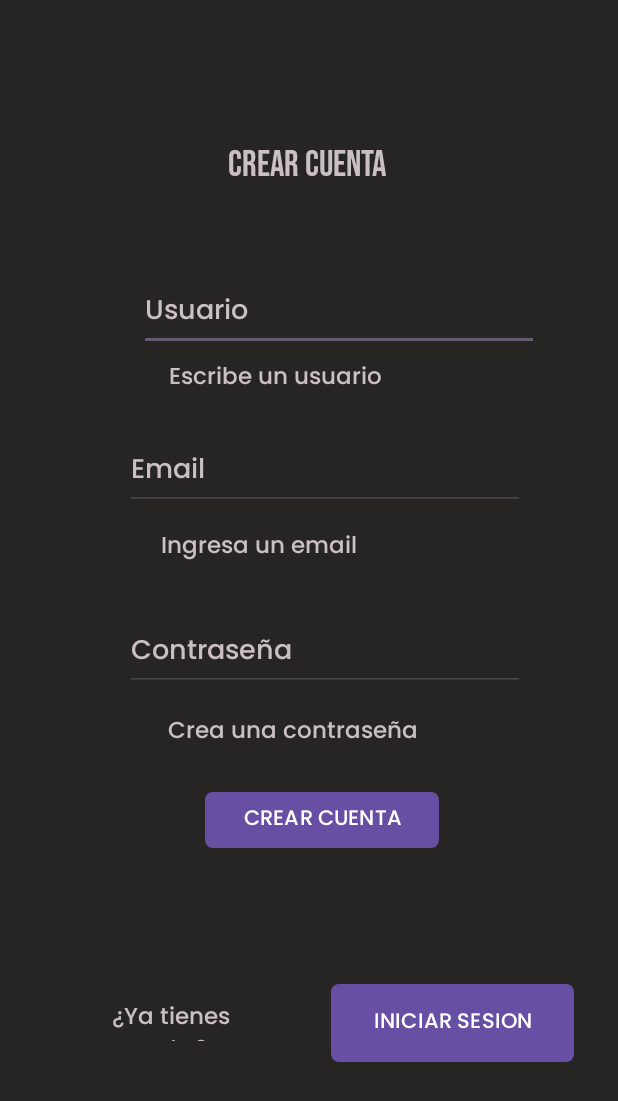
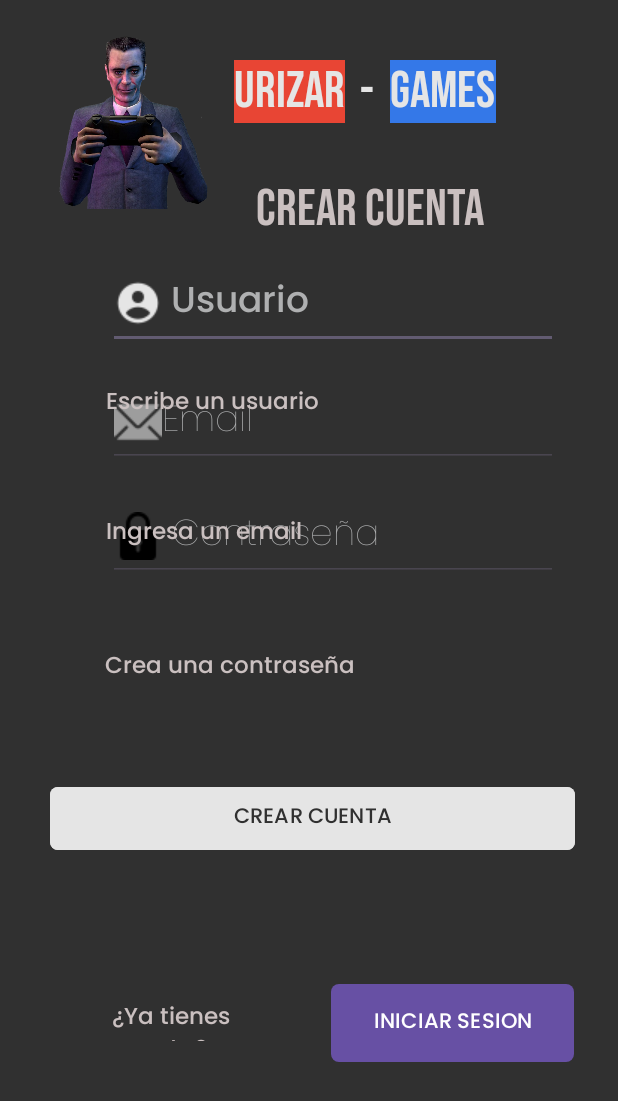
Before and after one commit to armandito776/papa_Urizar, an Android app: the Registro screen opened directly, with no data from a screen before it, on a phone screen of 412 x 824 dp. Shown: the top 1101 px of the screen. Run offline under Robolectric (Android 15) with nearby library versions, the phone set to English and light mode, and no system bars.

Commit message:
Pantalla Said

```diff
--- /dev/null
+++ b/app/src/main/res/drawable/custom_input_email.xml
@@ -0,0 +1,7 @@
+<?xml version="1.0" encoding="utf-8"?>
+<selector xmlns:android="http://schemas.android.com/apk/res/android">
+    <item android:state_focused="true"
+        android:drawable="@drawable/correo"/>
+    <item android:state_focused="false"
+        android:drawable="@drawable/correo_input"/>
+</selector>
--- a/app/src/main/res/layout/activity_bienvenido.xml
+++ b/app/src/main/res/layout/activity_bienvenido.xml
@@ -95,6 +95,7 @@
         android:backgroundTint="@color/Transparente"
         android:fontFamily="@font/poppins_thin"
         android:text="Acerca de la cuenta Urizar"
+        android:textColor="@color/ColorFuentes"
         app:layout_constraintStart_toStartOf="parent"
         app:layout_constraintTop_toTopOf="parent" />
 
--- a/app/src/main/res/layout/activity_crear_cuenta.xml
+++ b/app/src/main/res/layout/activity_crear_cuenta.xml
@@ -4,7 +4,7 @@
     xmlns:tools="http://schemas.android.com/tools"
     android:layout_width="match_parent"
     android:layout_height="match_parent"
-    android:background="#272424"
+    android:background="@color/ColorFondo"
     tools:context=".InicioSesion">
 
     <TextView
@@ -14,62 +14,64 @@
         android:fontFamily="@font/bebas_neue"
         android:text="CREAR CUENTA"
         android:textColor="#CAC0C0"
-        android:textSize="24sp"
+        android:textSize="34sp"
         app:layout_constraintBottom_toBottomOf="parent"
         app:layout_constraintEnd_toEndOf="parent"
-        app:layout_constraintHorizontal_bias="0.497"
+        app:layout_constraintHorizontal_bias="0.656"
         app:layout_constraintStart_toStartOf="parent"
         app:layout_constraintTop_toTopOf="parent"
-        app:layout_constraintVertical_bias="0.12" />
+        app:layout_constraintVertical_bias="0.152" />
 
     <EditText
         android:id="@+id/edUsuario"
-        android:layout_width="wrap_content"
+        android:layout_width="300dp"
         android:layout_height="wrap_content"
+        android:layout_marginStart="72dp"
+        android:layout_marginTop="172dp"
+        android:drawableStart="@drawable/custom_input_person"
         android:ems="10"
         android:fontFamily="@font/poppins_medium"
-        android:hint="Usuario"
+        android:hint=" Usuario"
         android:inputType="text"
-        android:textColor="#CAC0C0"
-        android:textColorHint="#CAC0C0"
-        app:layout_constraintBottom_toBottomOf="parent"
-        app:layout_constraintEnd_toEndOf="parent"
-        app:layout_constraintHorizontal_bias="0.638"
+        android:textColor="@color/ColorFuentes"
+        android:textColorHint="@color/ColorFuentes2"
+        android:textSize="24sp"
         app:layout_constraintStart_toStartOf="parent"
-        app:layout_constraintTop_toTopOf="parent"
-        app:layout_constraintVertical_bias="0.236" />
+        app:layout_constraintTop_toTopOf="parent" />
 
     <EditText
         android:id="@+id/edEmail"
-        android:layout_width="wrap_content"
+        android:layout_width="300dp"
         android:layout_height="wrap_content"
+        android:layout_marginStart="72dp"
+        android:layout_marginTop="252dp"
+        android:drawableStart="@drawable/custom_input_email"
         android:ems="10"
-        android:fontFamily="@font/poppins_medium"
+        android:fontFamily="@font/poppins_thin"
         android:hint="Email"
-        android:inputType="textEmailAddress"
-        android:textColorHint="#CAC0C0"
-        app:layout_constraintBottom_toBottomOf="parent"
-        app:layout_constraintEnd_toEndOf="parent"
-        app:layout_constraintHorizontal_bias="0.572"
+        android:inputType="textPassword"
+        android:textColor="@color/ColorFuentes"
+        android:textColorHint="@color/ColorFuentes2"
+        android:textSize="24sp"
         app:layout_constraintStart_toStartOf="parent"
-        app:layout_constraintTop_toTopOf="parent"
-        app:layout_constraintVertical_bias="0.374" />
+        app:layout_constraintTop_toTopOf="parent" />
 
     <EditText
         android:id="@+id/edPass"
-        android:layout_width="wrap_content"
+        android:layout_width="300dp"
         android:layout_height="wrap_content"
+        android:layout_marginStart="72dp"
+        android:layout_marginTop="328dp"
+        android:drawableStart="@drawable/custom_input_candado"
         android:ems="10"
-        android:fontFamily="@font/poppins_medium"
-        android:hint="Contraseña"
+        android:fontFamily="@font/poppins_thin"
+        android:hint=" Contraseña"
         android:inputType="textPassword"
-        android:textColorHint="#CAC0C0"
-        app:layout_constraintBottom_toBottomOf="parent"
-        app:layout_constraintEnd_toEndOf="parent"
-        app:layout_constraintHorizontal_bias="0.572"
+        android:textColor="@color/ColorFuentes"
+        android:textColorHint="@color/ColorFuentes2"
+        android:textSize="24sp"
         app:layout_constraintStart_toStartOf="parent"
-        app:layout_constraintTop_toTopOf="parent"
-        app:layout_constraintVertical_bias="0.53" />
+        app:layout_constraintTop_toTopOf="parent" />
 
     <TextView
         android:id="@+id/textView2"
@@ -81,10 +83,10 @@
         android:textSize="15sp"
         app:layout_constraintBottom_toBottomOf="parent"
         app:layout_constraintEnd_toEndOf="parent"
-        app:layout_constraintHorizontal_bias="0.418"
+        app:layout_constraintHorizontal_bias="0.261"
         app:layout_constraintStart_toStartOf="parent"
         app:layout_constraintTop_toTopOf="parent"
-        app:layout_constraintVertical_bias="0.3" />
+        app:layout_constraintVertical_bias="0.321" />
 
     <TextView
         android:id="@+id/textView3"
@@ -96,10 +98,10 @@
         android:textSize="15sp"
         app:layout_constraintBottom_toBottomOf="parent"
         app:layout_constraintEnd_toEndOf="parent"
-        app:layout_constraintHorizontal_bias="0.382"
+        app:layout_constraintHorizontal_bias="0.25"
         app:layout_constraintStart_toStartOf="parent"
         app:layout_constraintTop_toTopOf="parent"
-        app:layout_constraintVertical_bias="0.441" />
+        app:layout_constraintVertical_bias="0.429" />
 
     <TextView
         android:id="@+id/textView4"
@@ -111,18 +113,20 @@
         android:textSize="15sp"
         app:layout_constraintBottom_toBottomOf="parent"
         app:layout_constraintEnd_toEndOf="parent"
-        app:layout_constraintHorizontal_bias="0.456"
+        app:layout_constraintHorizontal_bias="0.285"
         app:layout_constraintStart_toStartOf="parent"
         app:layout_constraintTop_toTopOf="parent"
-        app:layout_constraintVertical_bias="0.596" />
+        app:layout_constraintVertical_bias="0.541" />
 
     <Button
         android:id="@+id/button"
-        android:layout_width="156dp"
-        android:layout_height="45dp"
+        android:layout_width="350dp"
+        android:layout_height="50dp"
+        android:backgroundTint="@color/ColorFuentes"
         android:fontFamily="@font/poppins_medium"
         android:onClick="alta"
         android:text="CREAR CUENTA"
+        android:textColor="@color/ColorFondo"
         app:cornerRadius="5dp"
         app:layout_constraintBottom_toBottomOf="parent"
         app:layout_constraintEnd_toEndOf="parent"
@@ -160,4 +164,55 @@
         app:layout_constraintStart_toStartOf="parent"
         app:layout_constraintTop_toTopOf="parent"
         app:layout_constraintVertical_bias="0.837" />
+
+    <ImageView
+        android:id="@+id/imageView3"
+        android:layout_width="114dp"
+        android:layout_height="115dp"
+        android:layout_marginStart="32dp"
+        android:layout_marginTop="24dp"
+        android:src="@drawable/guy"
+        app:layout_constraintStart_toStartOf="parent"
+        app:layout_constraintTop_toTopOf="parent" />
+
+    <TextView
+        android:id="@+id/textView11"
+        android:layout_width="wrap_content"
+        android:layout_height="wrap_content"
+        android:layout_marginStart="156dp"
+        android:layout_marginTop="40dp"
+        android:background="@color/Urizar"
+        android:fontFamily="@font/bebas_neue"
+        android:text="URIZAR"
+        android:textColor="@color/ColorFuentes"
+        android:textSize="34sp"
+        app:layout_constraintStart_toStartOf="parent"
+        app:layout_constraintTop_toTopOf="parent" />
+
+    <TextView
+        android:id="@+id/textView12"
+        android:layout_width="wrap_content"
+        android:layout_height="wrap_content"
+        android:layout_marginStart="240dp"
+        android:layout_marginTop="40dp"
+        android:fontFamily="@font/bebas_neue"
+        android:text="-"
+        android:textColor="@color/ColorFuentes"
+        android:textSize="34sp"
+        app:layout_constraintStart_toStartOf="parent"
+        app:layout_constraintTop_toTopOf="parent" />
+
+    <TextView
+        android:id="@+id/textView13"
+        android:layout_width="wrap_content"
+        android:layout_height="wrap_content"
+        android:layout_marginStart="260dp"
+        android:layout_marginTop="40dp"
+        android:background="@color/Games"
+        android:fontFamily="@font/bebas_neue"
+        android:text="GAMES"
+        android:textColor="@color/ColorFuentes"
+        android:textSize="34sp"
+        app:layout_constraintStart_toStartOf="parent"
+        app:layout_constraintTop_toTopOf="parent" />
 </androidx.constraintlayout.widget.ConstraintLayout>
--- a/app/src/main/res/layout/activity_pantalla_carga.xml
+++ b/app/src/main/res/layout/activity_pantalla_carga.xml
@@ -11,8 +11,8 @@
         android:id="@+id/imageLogo"
         android:layout_width="250dp"
         android:layout_height="250dp"
-        android:layout_marginStart="80dp"
-        android:layout_marginBottom="436dp"
+        android:layout_marginStart="96dp"
+        android:layout_marginBottom="432dp"
         app:layout_constraintBottom_toBottomOf="parent"
         app:layout_constraintStart_toStartOf="parent"
         app:srcCompat="@drawable/guy" />
@@ -22,7 +22,7 @@
         android:layout_width="wrap_content"
         android:layout_height="wrap_content"
         android:layout_marginTop="600dp"
-        android:layout_marginEnd="120dp"
+        android:layout_marginEnd="104dp"
         android:background="@color/Games"
         android:fontFamily="@font/bebas_neue"
         android:text="GAMES"
@@ -32,40 +32,13 @@
         app:layout_constraintTop_toTopOf="parent" />
 
     <TextView
-        android:id="@+id/tvUrizar"
-        android:layout_width="wrap_content"
-        android:layout_height="wrap_content"
-        android:layout_marginStart="96dp"
-        android:layout_marginTop="600dp"
-        android:background="@color/Urizar"
-        android:fontFamily="@font/bebas_neue"
-        android:text="URIZAR"
-        android:textColor="@color/ColorFuentes"
-        android:textSize="34sp"
-        app:layout_constraintStart_toStartOf="parent"
-        app:layout_constraintTop_toTopOf="parent" />
-
-    <TextView
         android:id="@+id/tvGuion"
         android:layout_width="wrap_content"
         android:layout_height="wrap_content"
-        android:layout_marginStart="192dp"
+        android:layout_marginStart="208dp"
         android:layout_marginTop="600dp"
         android:fontFamily="@font/bebas_neue"
         android:text="-"
-        android:textColor="@color/ColorFuentes"
-        android:textSize="34sp"
-        app:layout_constraintStart_toStartOf="parent"
-        app:layout_constraintTop_toTopOf="parent" />
-
-    <TextView
-        android:id="@+id/tvBy"
-        android:layout_width="wrap_content"
-        android:layout_height="wrap_content"
-        android:layout_marginStart="176dp"
-        android:layout_marginTop="680dp"
-        android:fontFamily="@font/poppins_thin"
-        android:text="By"
         android:textColor="@color/ColorFuentes"
         android:textSize="34sp"
         app:layout_constraintStart_toStartOf="parent"
@@ -76,7 +49,7 @@
         android:layout_width="wrap_content"
         android:layout_height="wrap_content"
         android:layout_marginTop="720dp"
-        android:layout_marginEnd="164dp"
+        android:layout_marginEnd="148dp"
         android:fontFamily="@font/poppins_thin"
         android:text="Urizars"
         android:textColor="@color/ColorFuentes"
@@ -84,4 +57,31 @@
         app:layout_constraintEnd_toEndOf="parent"
         app:layout_constraintTop_toTopOf="parent" />
 
+    <TextView
+        android:id="@+id/tvBy"
+        android:layout_width="wrap_content"
+        android:layout_height="wrap_content"
+        android:layout_marginStart="192dp"
+        android:layout_marginTop="680dp"
+        android:fontFamily="@font/poppins_thin"
+        android:text="By"
+        android:textColor="@color/ColorFuentes"
+        android:textSize="34sp"
+        app:layout_constraintStart_toStartOf="parent"
+        app:layout_constraintTop_toTopOf="parent" />
+
+    <TextView
+        android:id="@+id/tvUrizar"
+        android:layout_width="wrap_content"
+        android:layout_height="wrap_content"
+        android:layout_marginStart="112dp"
+        android:layout_marginTop="600dp"
+        android:background="@color/Urizar"
+        android:fontFamily="@font/bebas_neue"
+        android:text="URIZAR"
+        android:textColor="@color/ColorFuentes"
+        android:textSize="34sp"
+        app:layout_constraintStart_toStartOf="parent"
+        app:layout_constraintTop_toTopOf="parent" />
+
 </androidx.constraintlayout.widget.ConstraintLayout>
```
Also changed, not shown: app/src/main/res/drawable/correo.png (added), app/src/main/res/drawable/correo_input.png (added).
